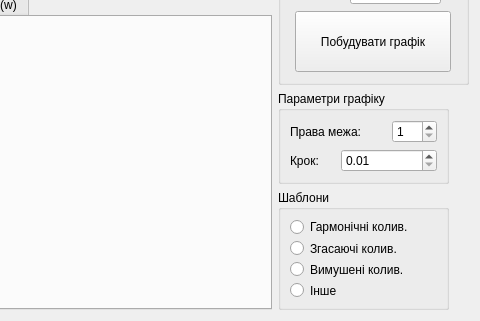
Above: main_form.ui from shooterkk/lab_1-MCC-Runge-Kutta before the change; both pictures show x 120 to 600 and y 106 to 427 of the 600 by 427 pixel window. Below: the same form after it.
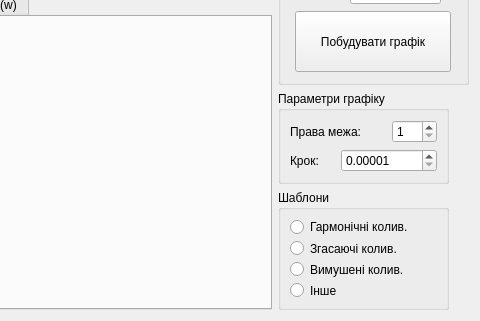
That is the form after the change.

```diff
--- a/main_form.ui
+++ b/main_form.ui
@@ -7,7 +7,7 @@
     <x>0</x>
     <y>0</y>
     <width>600</width>
-    <height>412</height>
+    <height>415</height>
    </rect>
   </property>
   <property name="windowTitle">
@@ -310,14 +310,20 @@
       </item>
       <item row="1" column="1" colspan="2">
        <widget class="QDoubleSpinBox" name="step_input">
+        <property name="decimals">
+         <number>5</number>
+        </property>
         <property name="minimum">
-         <double>0.010000000000000</double>
+         <double>0.000010000000000</double>
         </property>
         <property name="maximum">
          <double>1.000000000000000</double>
         </property>
         <property name="singleStep">
-         <double>0.010000000000000</double>
+         <double>0.000010000000000</double>
+        </property>
+        <property name="value">
+         <double>0.000010000000000</double>
         </property>
        </widget>
       </item>
```
